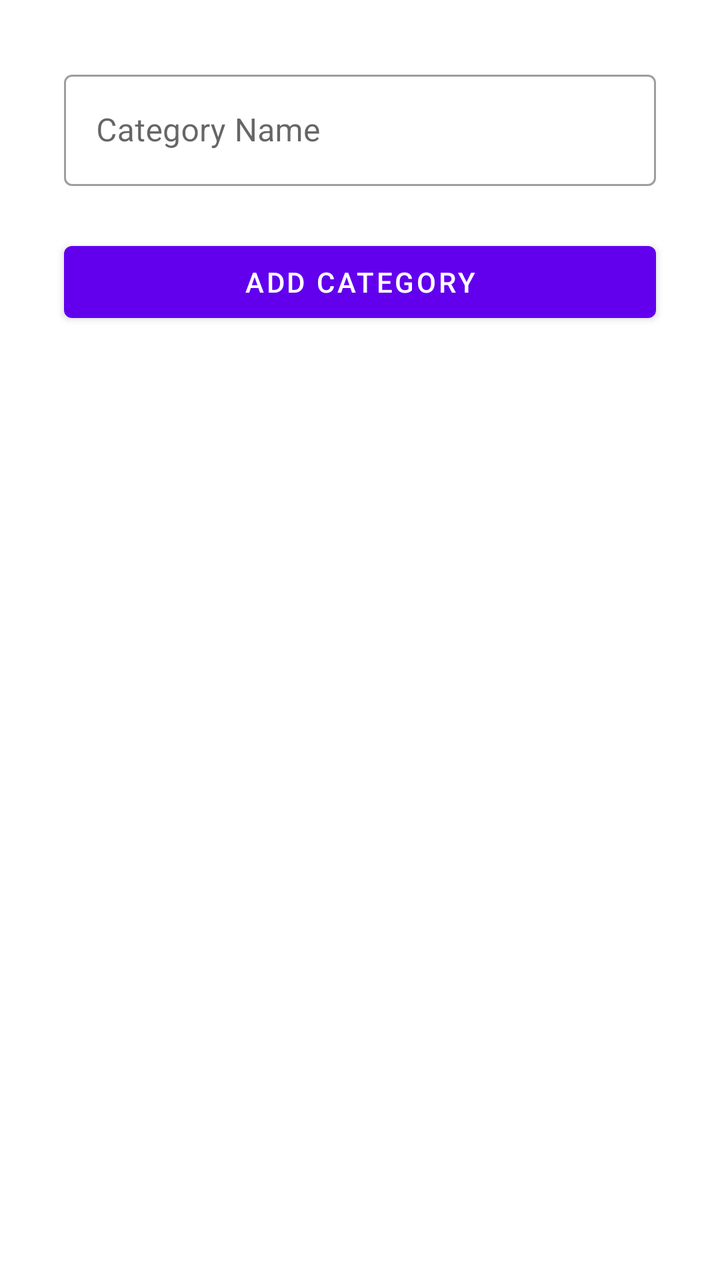
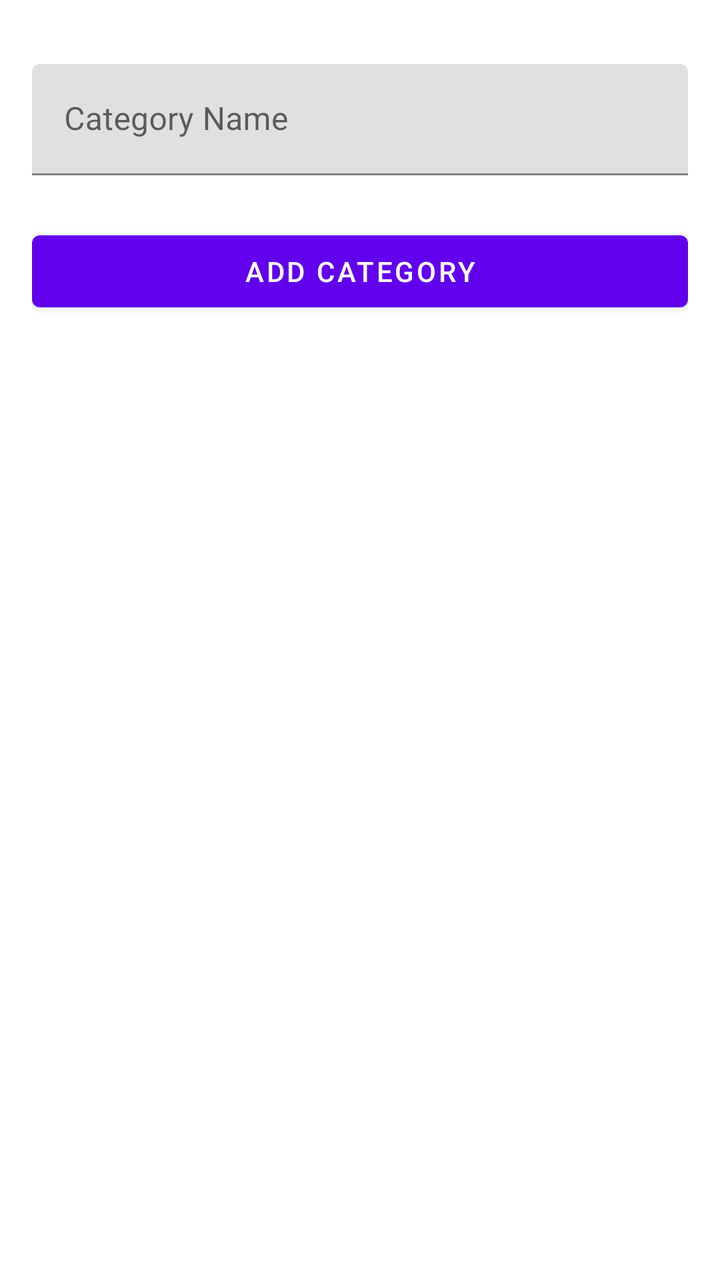

The first picture is an Android layout as it rendered before a commit; the second is the same layout after the commit. The layout source and the unified diff follow.
<!-- AndroidManifest.xml: application theme Theme.HarmonieBudgetAppKt -->
<!-- res/layout/activity_category.xml -->
<?xml version="1.0" encoding="utf-8"?>
<androidx.constraintlayout.widget.ConstraintLayout
    xmlns:android="http://schemas.android.com/apk/res/android"
    xmlns:app="http://schemas.android.com/apk/res-auto"
    android:layout_width="match_parent"
    android:layout_height="match_parent"
    android:padding="16dp">

    

    
    <com.google.android.material.textfield.TextInputLayout
        android:id="@+id/categoryNameLayout"
        android:layout_width="0dp"
        android:layout_height="wrap_content"
        app:layout_constraintTop_toTopOf="parent"
        app:layout_constraintStart_toStartOf="parent"
        app:layout_constraintEnd_toEndOf="parent"
        android:layout_marginTop="16dp"
        android:layout_marginStart="16dp"
        android:layout_marginEnd="16dp"
        style="@style/Widget.MaterialComponents.TextInputLayout.OutlinedBox">

        <com.google.android.material.textfield.TextInputEditText
            android:id="@+id/etCategoryName"
            android:layout_width="match_parent"
            android:layout_height="wrap_content"
            android:hint="@string/hint_category_name"
            android:inputType="text" />
    </com.google.android.material.textfield.TextInputLayout>

    
    <Button
        android:id="@+id/btnAddCategory"
        android:layout_width="0dp"
        android:layout_height="wrap_content"
        android:text="@string/btn_add_category"
        app:layout_constraintTop_toBottomOf="@id/categoryNameLayout"
        app:layout_constraintStart_toStartOf="parent"
        app:layout_constraintEnd_toEndOf="parent"
        android:layout_marginTop="24dp"
        android:layout_marginStart="16dp"
        android:layout_marginEnd="16dp"
        style="@style/Widget.MaterialComponents.Button" />

</androidx.constraintlayout.widget.ConstraintLayout>
<!-- resources referenced by this layout -->
<resources>
  <string name="btn_add_category">Add Category</string>
  <string name="hint_category_name">Category Name</string>
  <style name="Theme.HarmonieBudgetAppKt" parent="Theme.MaterialComponents.DayNight.NoActionBar">
          
          <item name="colorPrimary">@color/purple_500</item>
          <item name="colorPrimaryVariant">@color/purple_700</item>
          <item name="colorOnPrimary">@color/white</item>
  
          
          <item name="colorSecondary">@color/teal_200</item>
          <item name="colorSecondaryVariant">@color/teal_700</item>
          <item name="colorOnSecondary">@color/black</item>
  
          
          <item name="android:statusBarColor">?attr/colorPrimaryVariant</item>
          <item name="android:windowLightStatusBar">true</item>
      </style>
</resources>

<!-- the commit's change to res/layout/activity_category.xml (unified diff, before → after) -->
@@ -8,39 +8,41 @@
 
     
 
-    
     <com.google.android.material.textfield.TextInputLayout
-        android:id="@+id/categoryNameLayout"
+        android:id="@+id/category_name_layout"
         android:layout_width="0dp"
         android:layout_height="wrap_content"
         app:layout_constraintTop_toTopOf="parent"
         app:layout_constraintStart_toStartOf="parent"
         app:layout_constraintEnd_toEndOf="parent"
-        android:layout_marginTop="16dp"
-        android:layout_marginStart="16dp"
-        android:layout_marginEnd="16dp"
-        style="@style/Widget.MaterialComponents.TextInputLayout.OutlinedBox">
+        android:layout_marginTop="16dp">
 
         <com.google.android.material.textfield.TextInputEditText
-            android:id="@+id/etCategoryName"
+            android:id="@+id/et_category_name"
             android:layout_width="match_parent"
             android:layout_height="wrap_content"
             android:hint="@string/hint_category_name"
             android:inputType="text" />
     </com.google.android.material.textfield.TextInputLayout>
 
-    
     <Button
-        android:id="@+id/btnAddCategory"
+        android:id="@+id/btn_add_category"
         android:layout_width="0dp"
         android:layout_height="wrap_content"
         android:text="@string/btn_add_category"
-        app:layout_constraintTop_toBottomOf="@id/categoryNameLayout"
+        app:layout_constraintTop_toBottomOf="@id/category_name_layout"
         app:layout_constraintStart_toStartOf="parent"
         app:layout_constraintEnd_toEndOf="parent"
-        android:layout_marginTop="24dp"
-        android:layout_marginStart="16dp"
-        android:layout_marginEnd="16dp"
-        style="@style/Widget.MaterialComponents.Button" />
+        android:layout_marginTop="24dp" />
+
+    <androidx.recyclerview.widget.RecyclerView
+        android:id="@+id/rv_categories"
+        android:layout_width="0dp"
+        android:layout_height="0dp"
+        app:layout_constraintTop_toBottomOf="@id/btn_add_category"
+        app:layout_constraintBottom_toBottomOf="parent"
+        app:layout_constraintStart_toStartOf="parent"
+        app:layout_constraintEnd_toEndOf="parent"
+        android:layout_marginTop="16dp" />
 
 </androidx.constraintlayout.widget.ConstraintLayout>
<!-- resource entries referenced after the edit -->
@@ -17,5 +17,11 @@
           <item name="android:statusBarColor">?attr/colorPrimaryVariant</item>
           <item name="android:windowLightStatusBar">true</item>
       </style>
+  <color name="purple_500">#FF6200EE</color>
+  <color name="purple_700">#FF3700B3</color>
+  <color name="white">#FFFFFFFF</color>
+  <color name="teal_200">#FF03DAC5</color>
+  <color name="teal_700">#FF018786</color>
+  <color name="black">#FF000000</color>
 </resources>
 
